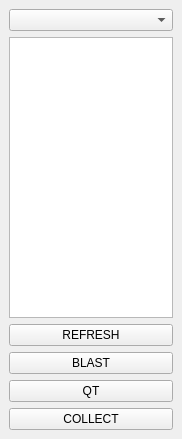
davidwilliamsDK/maya, file dsAnimation/dsAnimTools.ui: the form before one commit.
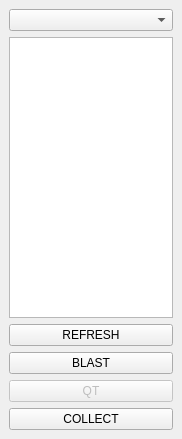
The form after the commit.

Patch:
```diff
--- a/dsAnimation/dsAnimTools.ui
+++ b/dsAnimation/dsAnimTools.ui
@@ -54,7 +54,7 @@
     <item row="4" column="0">
      <widget class="QPushButton" name="QT_B">
       <property name="enabled">
-       <bool>true</bool>
+       <bool>false</bool>
       </property>
       <property name="text">
        <string>QT</string>
```
